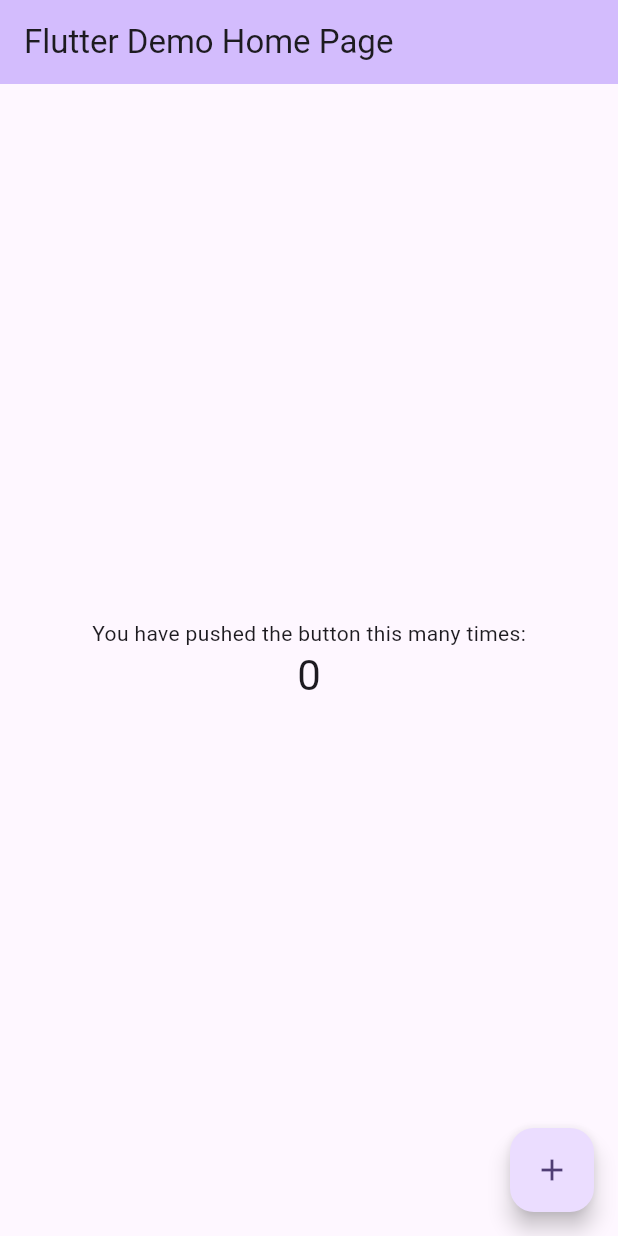
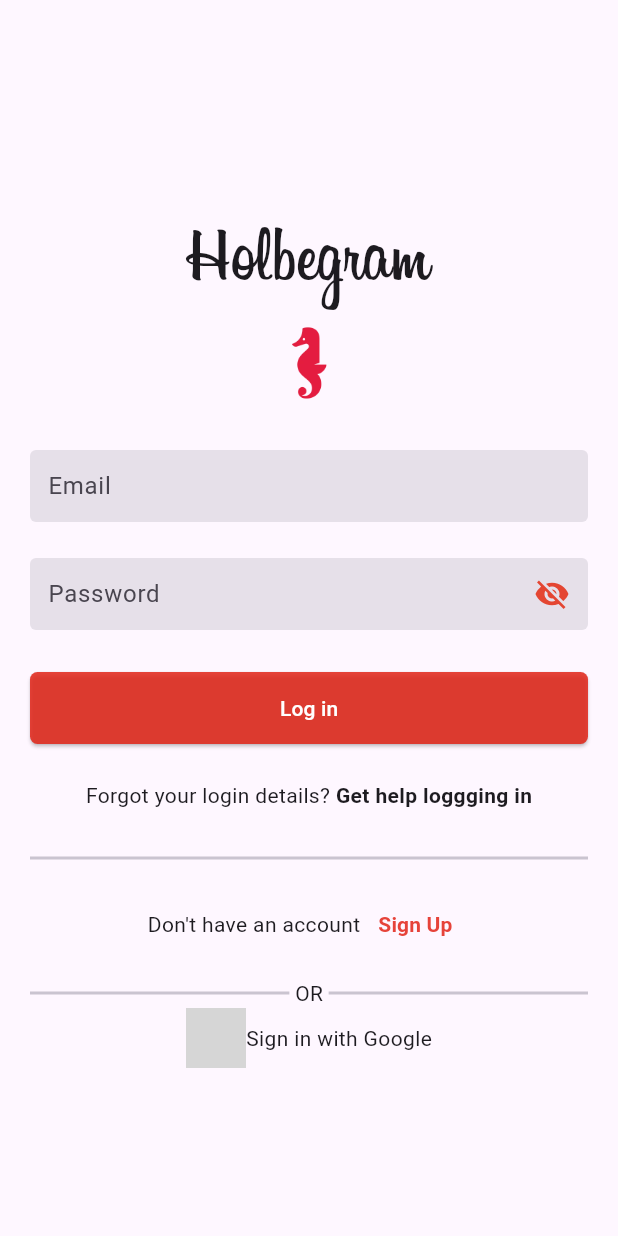
Before and after one commit to Judgy53/holbertonschool-holbegram, a Flutter app: the screen it shows after launch, on a phone screen of 412 x 824 dp. Run offline on Flutter 3.47's test engine with Material 3 defaults, Android fonts, the phone set to English and light mode, and no system bars; our stand-ins replace firebase_core; accounts and stored records are empty; network calls fail; grey boxes are pictures that could not be loaded.

Commit message:
holbegram - Login Page

```diff
--- a/holbegram/lib/main.dart
+++ b/holbegram/lib/main.dart
@@ -1,5 +1,6 @@
 import 'package:flutter/material.dart';
 import 'package:firebase_core/firebase_core.dart';
+import 'package:holbegram/screens/login_screen.dart';
 
 Future main() async {
   WidgetsFlutterBinding.ensureInitialized();
@@ -10,119 +11,13 @@ Future main() async {
 class MyApp extends StatelessWidget {
   const MyApp({super.key});
 
-  // This widget is the root of your application.
+  // Méthode pour construire le widget
   @override
   Widget build(BuildContext context) {
     return MaterialApp(
-      title: 'Flutter Demo',
-      theme: ThemeData(
-        // This is the theme of your application.
-        //
-        // TRY THIS: Try running your application with "flutter run". You'll see
-        // the application has a purple toolbar. Then, without quitting the app,
-        // try changing the seedColor in the colorScheme below to Colors.green
-        // and then invoke "hot reload" (save your changes or press the "hot
-        // reload" button in a Flutter-supported IDE, or press "r" if you used
-        // the command line to start the app).
-        //
-        // Notice that the counter didn't reset back to zero; the application
-        // state is not lost during the reload. To reset the state, use hot
-        // restart instead.
-        //
-        // This works for code too, not just values: Most code changes can be
-        // tested with just a hot reload.
-        colorScheme: ColorScheme.fromSeed(seedColor: Colors.deepPurple),
-        useMaterial3: true,
-      ),
-      home: const MyHomePage(title: 'Flutter Demo Home Page'),
+      title: 'Holbegram',
+      theme: ThemeData(),
+      home: const LoginScreen(),
     );
   }
 }
-
-class MyHomePage extends StatefulWidget {
-  const MyHomePage({super.key, required this.title});
-
-  // This widget is the home page of your application. It is stateful, meaning
-  // that it has a State object (defined below) that contains fields that affect
-  // how it looks.
-
-  // This class is the configuration for the state. It holds the values (in this
-  // case the title) provided by the parent (in this case the App widget) and
-  // used by the build method of the State. Fields in a Widget subclass are
-  // always marked "final".
-
-  final String title;
-
-  @override
-  State<MyHomePage> createState() => _MyHomePageState();
-}
-
-class _MyHomePageState extends State<MyHomePage> {
-  int _counter = 0;
-
-  void _incrementCounter() {
-    setState(() {
-      // This call to setState tells the Flutter framework that something has
-      // changed in this State, which causes it to rerun the build method below
-      // so that the display can reflect the updated values. If we changed
-      // _counter without calling setState(), then the build method would not be
-      // called again, and so nothing would appear to happen.
-      _counter++;
-    });
-  }
-
-  @override
-  Widget build(BuildContext context) {
-    // This method is rerun every time setState is called, for instance as done
-    // by the _incrementCounter method above.
-    //
-    // The Flutter framework has been optimized to make rerunning build methods
-    // fast, so that you can just rebuild anything that needs updating rather
-    // than having to individually change instances of widgets.
-    return Scaffold(
-      appBar: AppBar(
-        // TRY THIS: Try changing the color here to a specific color (to
-        // Colors.amber, perhaps?) and trigger a hot reload to see the AppBar
-        // change color while the other colors stay the same.
-        backgroundColor: Theme.of(context).colorScheme.inversePrimary,
-        // Here we take the value from the MyHomePage object that was created by
-        // the App.build method, and use it to set our appbar title.
-        title: Text(widget.title),
-      ),
-      body: Center(
-        // Center is a layout widget. It takes a single child and positions it
-        // in the middle of the parent.
-        child: Column(
-          // Column is also a layout widget. It takes a list of children and
-          // arranges them vertically. By default, it sizes itself to fit its
-          // children horizontally, and tries to be as tall as its parent.
-          //
-          // Column has various properties to control how it sizes itself and
-          // how it positions its children. Here we use mainAxisAlignment to
-          // center the children vertically; the main axis here is the vertical
-          // axis because Columns are vertical (the cross axis would be
-          // horizontal).
-          //
-          // TRY THIS: Invoke "debug painting" (choose the "Toggle Debug Paint"
-          // action in the IDE, or press "p" in the console), to see the
-          // wireframe for each widget.
-          mainAxisAlignment: MainAxisAlignment.center,
-          children: <Widget>[
-            const Text(
-              'You have pushed the button this many times:',
-            ),
-            Text(
-              '$_counter',
-              style: Theme.of(context).textTheme.headlineMedium,
-            ),
-          ],
-        ),
-      ),
-      floatingActionButton: FloatingActionButton(
-        onPressed: _incrementCounter,
-        tooltip: 'Increment',
-        child: const Icon(Icons.add),
-      ), // This trailing comma makes auto-formatting nicer for build methods.
-    );
-  }
-}
--- a/holbegram/lib/screens/login_screen.dart
+++ b/holbegram/lib/screens/login_screen.dart
@@ -0,0 +1,142 @@
+import 'package:flutter/material.dart';
+import 'package:holbegram/widgets/text_field.dart';
+
+class LoginScreen extends StatefulWidget {
+  const LoginScreen({super.key});
+
+  @override
+  State<LoginScreen> createState() => _LoginScreenState();
+}
+
+class _LoginScreenState extends State<LoginScreen> {
+  late TextEditingController emailController = TextEditingController();
+  late TextEditingController passwordController = TextEditingController();
+  late bool _passwordVisible;
+
+  @override
+  void dispose() {
+    emailController.dispose();
+    passwordController.dispose();
+    super.dispose();
+  }
+
+  @override
+  void initState() {
+    super.initState();
+    _passwordVisible = false;
+  }
+
+  @override
+  Widget build(BuildContext context) {
+    return Scaffold(
+      body: Center(
+        child: SingleChildScrollView(
+          child: Column(
+            mainAxisSize: MainAxisSize.min,
+            crossAxisAlignment: CrossAxisAlignment.center,
+            children: [
+              const SizedBox(height: 28),
+              const Text(style: TextStyle(fontFamily: "Billabong", fontSize: 50), "Holbegram"),
+              Image.asset("assets/images/logo.webp", width: 80, height: 60),
+              Padding(
+                padding: const EdgeInsets.symmetric(horizontal: 20),
+                child: Column(
+                  children: [
+                    const SizedBox(height: 28),
+                    TextFieldInput(
+                      controller: emailController,
+                      isPassword: false,
+                      hintText: "Email",
+                      keyboardType: TextInputType.emailAddress),
+                    const SizedBox(height: 24),
+                    TextFieldInput(
+                      controller: passwordController,
+                      isPassword: !_passwordVisible,
+                      hintText: "Password",
+                      keyboardType: TextInputType.visiblePassword,
+                      suffixIcon: IconButton(
+                        alignment: Alignment.center,
+                        icon: Icon(
+                          _passwordVisible ? Icons.visibility : Icons.visibility_off,
+                          color: const Color.fromARGB(255, 228, 70, 50)
+                        ),
+                        onPressed: () {
+                          setState(() {
+                            _passwordVisible = !_passwordVisible;
+                          });
+                        }
+                      ),
+                    ),
+                    const SizedBox(height: 28),
+                    SizedBox(
+                      height: 48,
+                      width: double.infinity,
+                      child: ElevatedButton(
+                        style: ButtonStyle(
+                          backgroundColor: WidgetStateProperty.all(const Color.fromARGB(218, 226, 37, 24)),
+                          shape: WidgetStateProperty.all(RoundedRectangleBorder(
+                            borderRadius: BorderRadius.circular(5.0),
+                          )),
+                        ),
+                        onPressed: () {},
+                        child: const Text("Log in", style: TextStyle(color: Colors.white))
+                      )
+                    ),
+                    const SizedBox(height: 24),
+                    const Row(
+                      mainAxisAlignment: MainAxisAlignment.center,
+                      children: [
+                        Text("Forgot your login details? "),
+                        Text("Get help loggging in", style: TextStyle(fontWeight: FontWeight.bold))
+                      ],
+                    ),
+                    Flexible(flex: 0, child: Container()),
+                    const SizedBox(height: 24),
+                    const Divider(thickness: 2),
+                    Padding(
+                      padding: const EdgeInsets.symmetric(vertical: 12),
+                      child: Row(
+                        mainAxisAlignment: MainAxisAlignment.center,
+                        children: [
+                          const Text("Don't have an account"),
+                          TextButton(
+                            onPressed: () {},
+                            child: const Text(
+                              "Sign Up",
+                              style: TextStyle(
+                                fontWeight: FontWeight.bold,
+                                color: Color.fromARGB(218, 226, 37, 24)
+                              )
+                            )
+                          ),
+                          const SizedBox(height: 10)
+                        ],
+                      ),
+                    ),
+                    const Row(children: [
+                      Flexible(child: Divider(thickness: 2)),
+                      Text(" OR "),
+                      Flexible(child: Divider(thickness: 2))
+                    ]),
+                    Row(
+                      mainAxisSize: MainAxisSize.min,
+                      mainAxisAlignment: MainAxisAlignment.center,
+                      children: [
+                        Image.network(
+                          width: 40,
+                          height: 40,
+                          "https://www.freepnglogos.com/uploads/google-logo-png/google-logo-png-webinar-optimizing-for-success-google-business-webinar-13.png"
+                        ),
+                        const Text("Sign in with Google")
+                      ],
+                    )
+                  ],
+                )
+              )
+            ],
+          )
+        )
+      )
+    );
+  }
+}
```
Also changed, not shown: holbegram/pubspec.yaml (+7 -2 lines), holbegram/assets/fonts/Billabong.ttf (added), holbegram/assets/fonts/InstagramSans.ttf (added), holbegram/assets/images/logo.webp (added), 4 other files.
